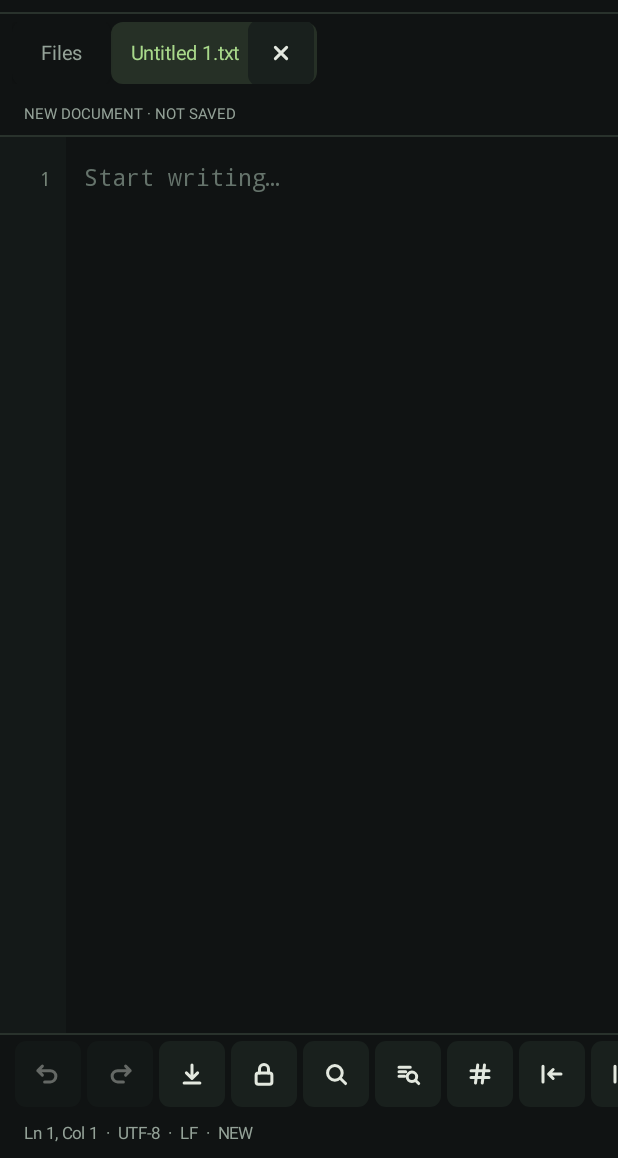
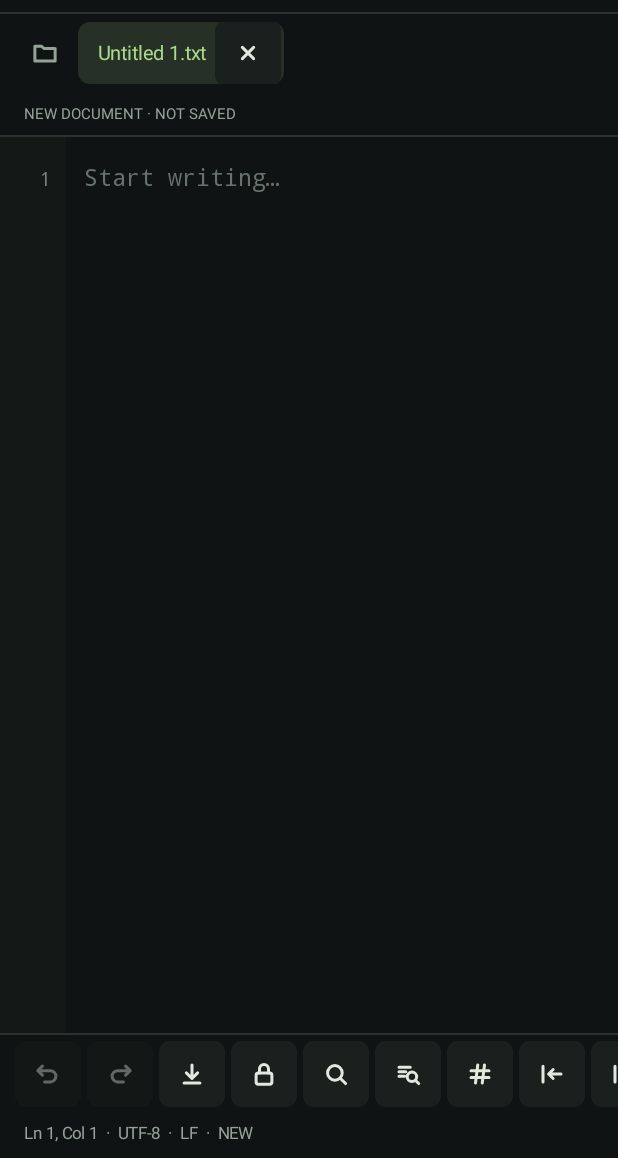
Before and after one commit to mbaily/android_textpad, an Android app: the screen it shows after launch (MainActivity), after a tap on "New document", on a phone screen of 412 x 824 dp, the part 78-1236 px from its top. Run offline under Robolectric (Android 15) with nearby library versions, the phone set to English and light mode, and no system bars; pictures from the network do not load; 2 statements that could not run were skipped.

Commit message:
Use folder icons for Files tabs on Android and web

```diff
--- a/app/build.gradle
+++ b/app/build.gradle
@@ -14,8 +14,8 @@ android {
         applicationId = 'org.hopto.git23069.textpad'
         minSdk = 36
         targetSdk = 36
-        versionCode = 36
-        versionName = '0.1.35'
+        versionCode = 37
+        versionName = '0.1.36'
         testInstrumentationRunner = 'androidx.test.runner.AndroidJUnitRunner'
     }
     compileOptions {
--- a/app/src/main/java/org/hopto/git23069/textpad/MainActivity.java
+++ b/app/src/main/java/org/hopto/git23069/textpad/MainActivity.java
@@ -378,10 +378,9 @@ public final class MainActivity extends Activity implements TextpadApplication.L
         boolean rebuild = filesTab == null || tabNames.size() != app.tabs.size() || app.tabs.stream().anyMatch(t -> !tabNames.containsKey(t.id));
         if (rebuild) {
             tabBar.removeAllViews(); tabNames.clear(); tabViews.clear();
-            filesTab = new Button(this); filesTab.setId(R.id.files_tab); filesTab.setText("Files"); filesTab.setTextSize(13); filesTab.setAllCaps(false);
-            filesTab.setContentDescription("Browse shared files"); filesTab.setOnClickListener(v -> showFiles());
-            filesTab.setMinWidth(dp(66)); filesTab.setMinimumWidth(dp(66)); filesTab.setPadding(dp(12), 0, dp(12), 0);
-            tabBar.addView(filesTab, new LinearLayout.LayoutParams(-2, dp(44)));
+            filesTab = iconButton(Icon.OPEN, MUTED, "Browse shared files", v -> showFiles()); filesTab.setId(R.id.files_tab);
+            filesTab.setTooltipText("Files");
+            tabBar.addView(filesTab, new LinearLayout.LayoutParams(dp(44), dp(44)));
             for (EditorTab tab : app.tabs) {
                 LinearLayout view = row(); view.setGravity(Gravity.CENTER_VERTICAL);
                 TextView name = label("", 13, TEXT); name.setSingleLine(true); name.setMaxWidth(dp(170));
@@ -399,7 +398,8 @@ public final class MainActivity extends Activity implements TextpadApplication.L
             tabNames.get(tab.id).setTextColor(!app.filesVisible && tab.id == app.selectedTab ? ACCENT : MUTED);
             tabViews.get(tab.id).setBackground(rounded(!app.filesVisible && tab.id == app.selectedTab ? 0xff263026 : BG, 8));
         }
-        filesTab.setTextColor(app.filesVisible ? ACCENT : MUTED); filesTab.setBackground(rounded(app.filesVisible ? 0xff263026 : BG, 8));
+        filesTab.setSelected(app.filesVisible);
+        filesTab.setBackground(iconDrawable(Icon.OPEN, app.filesVisible ? ACCENT : MUTED, app.filesVisible ? 0xff263026 : BG));
         if (app.tabs.isEmpty()) {
             if (tabBar.getChildCount() == 1) tabBar.addView(label(app.opening ? "Opening file…" : "No open documents", 12, MUTED));
         }
@@ -1213,12 +1213,15 @@ public final class MainActivity extends Activity implements TextpadApplication.L
         LinearLayout.LayoutParams lp = new LinearLayout.LayoutParams(dp(44), dp(44)); lp.setMargins(dp(2), 0, dp(2), 0); button.setLayoutParams(lp); return button;
     }
     private Drawable iconDrawable(Icon icon, int color) {
+        return iconDrawable(icon, color, SURFACE);
+    }
+    private Drawable iconDrawable(Icon icon, int color, int backgroundColor) {
         return new Drawable() {
             private final Paint bgPaint = new Paint(Paint.ANTI_ALIAS_FLAG);
             private final Paint strokePaint = new Paint(Paint.ANTI_ALIAS_FLAG);
             private final Paint fillPaint = new Paint(Paint.ANTI_ALIAS_FLAG);
             {
-                bgPaint.setColor(SURFACE);
+                bgPaint.setColor(backgroundColor);
                 strokePaint.setColor(color); strokePaint.setStyle(Paint.Style.STROKE);
                 strokePaint.setStrokeWidth(dp(2)); strokePaint.setStrokeCap(Paint.Cap.ROUND); strokePaint.setStrokeJoin(Paint.Join.ROUND);
                 fillPaint.setColor(color); fillPaint.setStyle(Paint.Style.FILL);
```
Also changed, not shown: 2 other files.
